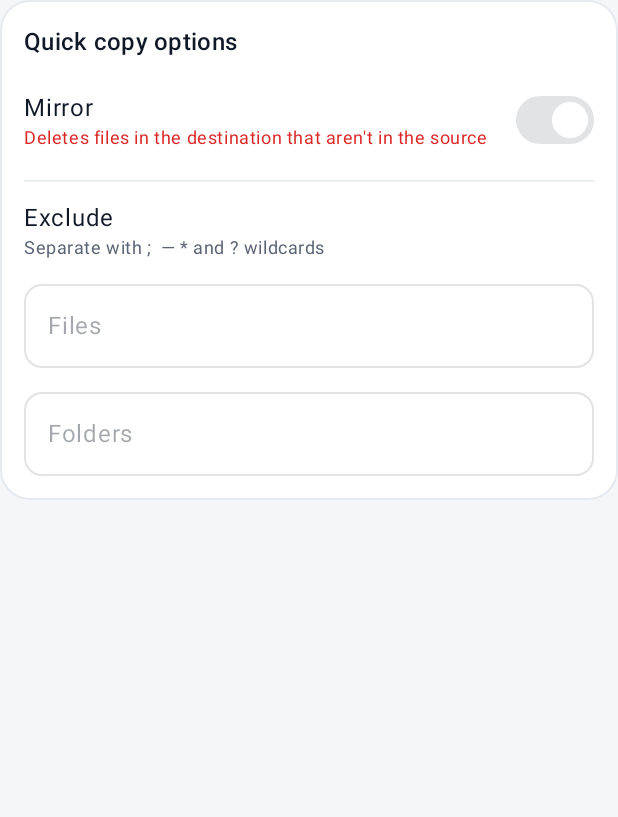
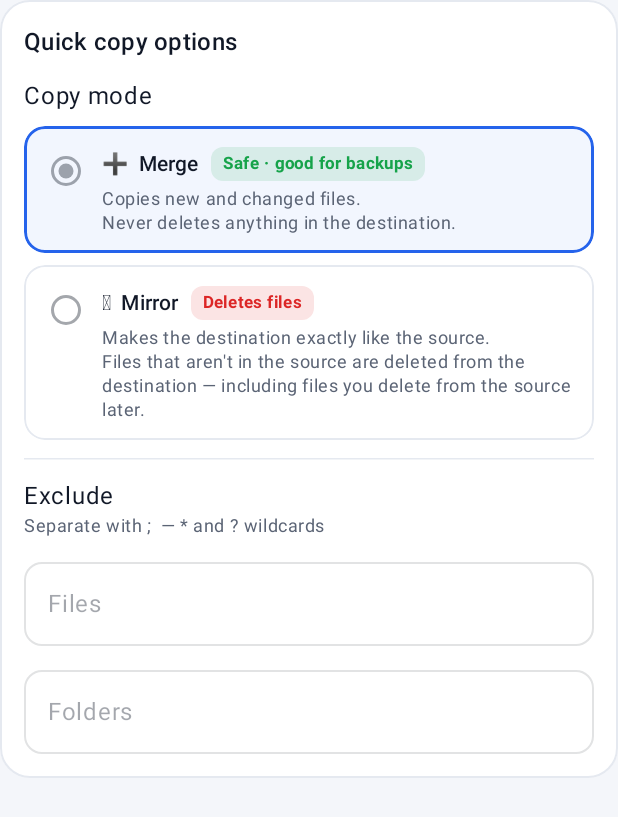
Before and after one commit to titipongbest/SAF-muticopy, an Android app built with Jetpack Compose: the composable QuickOptionsCard shown on its own in the app's theme, on a phone screen of 412 x 824 dp. Shown: the top 817 px of the screen. Run offline under Robolectric (Android 15) with nearby library versions, the phone set to English and light mode, and no system bars.

Commit message:
Replace the Mirror switch with an explained Merge / Mirror choice
Both the pair editor and quick copy now show two radio cards that say
what each mode does, and every pair card shows its mode (MERGE/MIRROR).

Co-Authored-By: Claude Opus 5.5 <noreply@anthropic.com>
Claude-Session: https://claude.ai/code/session_01Py5KJk91fV5p29kyqWn88G

```diff
--- a/app/src/main/java/com/titipong/safmulticopy/ui/Components.kt
+++ b/app/src/main/java/com/titipong/safmulticopy/ui/Components.kt
@@ -2,7 +2,9 @@ package com.titipong.safmulticopy.ui
 
 import androidx.compose.foundation.BorderStroke
 import androidx.compose.foundation.background
+import androidx.compose.foundation.border
 import androidx.compose.foundation.clickable
+import androidx.compose.foundation.layout.Arrangement
 import androidx.compose.foundation.layout.Box
 import androidx.compose.foundation.layout.Column
 import androidx.compose.foundation.layout.ColumnScope
@@ -14,6 +16,8 @@ import androidx.compose.foundation.layout.height
 import androidx.compose.foundation.layout.padding
 import androidx.compose.foundation.layout.size
 import androidx.compose.foundation.layout.width
+import androidx.compose.foundation.selection.selectable
+import androidx.compose.foundation.selection.selectableGroup
 import androidx.compose.foundation.selection.toggleable
 import androidx.compose.foundation.shape.RoundedCornerShape
 import androidx.compose.material.icons.Icons
@@ -26,6 +30,8 @@ import androidx.compose.material3.Icon
 import androidx.compose.material3.IconButton
 import androidx.compose.material3.MaterialTheme
 import androidx.compose.material3.OutlinedButton
+import androidx.compose.material3.RadioButton
+import androidx.compose.material3.RadioButtonDefaults
 import androidx.compose.material3.Switch
 import androidx.compose.material3.SwitchDefaults
 import androidx.compose.material3.Text
@@ -40,6 +46,7 @@ import androidx.compose.ui.text.style.TextOverflow
 import androidx.compose.ui.unit.dp
 import androidx.compose.ui.unit.sp
 import com.titipong.safmulticopy.FolderRef
+import com.titipong.safmulticopy.ui.theme.Success
 import com.titipong.safmulticopy.util.formatCount
 import com.titipong.safmulticopy.util.formatSize
 
@@ -172,6 +179,94 @@ internal fun PickRow(ref: FolderRef?, emoji: String, chooseLabel: String, onPick
     }
 }
 
+/**
+ * Merge or Mirror, each explained on screen so the user doesn't have to remember the difference.
+ * [mirror] = false means Merge.
+ */
+@Composable
+internal fun CopyModeSelector(mirror: Boolean, enabled: Boolean, onChange: (Boolean) -> Unit) {
+    Column {
+        Text("Copy mode", style = MaterialTheme.typography.bodyLarge)
+        Spacer(Modifier.height(8.dp))
+        Column(Modifier.selectableGroup(), verticalArrangement = Arrangement.spacedBy(8.dp)) {
+            ModeOption(
+                selected = !mirror,
+                enabled = enabled,
+                emoji = "➕",
+                title = "Merge",
+                tag = "Safe · good for backups",
+                tagColor = Success,
+                lines = listOf(
+                    "Copies new and changed files.",
+                    "Never deletes anything in the destination.",
+                ),
+                onClick = { onChange(false) },
+            )
+            ModeOption(
+                selected = mirror,
+                enabled = enabled,
+                emoji = "🪞",
+                title = "Mirror",
+                tag = "Deletes files",
+                tagColor = MaterialTheme.colorScheme.error,
+                lines = listOf(
+                    "Makes the destination exactly like the source.",
+                    "Files that aren't in the source are deleted from the destination — " +
+                        "including files you delete from the source later.",
+                ),
+                onClick = { onChange(true) },
+            )
+        }
+    }
+}
+
+@Composable
+private fun ModeOption(
+    selected: Boolean,
+    enabled: Boolean,
+    emoji: String,
+    title: String,
+    tag: String,
+    tagColor: Color,
+    lines: List<String>,
+    onClick: () -> Unit,
+) {
+    val cs = MaterialTheme.colorScheme
+    val accent = if (title == "Mirror") cs.error else cs.primary
+    Row(
+        Modifier
+            .fillMaxWidth()
+            .clip(RoundedCornerShape(14.dp))
+            .border(
+                if (selected) 2.dp else 1.dp,
+                if (selected) accent else cs.outlineVariant,
+                RoundedCornerShape(14.dp),
+            )
+            .background(if (selected) accent.copy(alpha = 0.06f) else cs.surface)
+            .selectable(selected = selected, enabled = enabled, role = Role.RadioButton, onClick = onClick)
+            .padding(start = 4.dp, end = 12.dp, top = 6.dp, bottom = 12.dp),
+    ) {
+        RadioButton(
+            selected = selected,
+            onClick = null,
+            enabled = enabled,
+            colors = RadioButtonDefaults.colors(selectedColor = accent),
+            modifier = Modifier.padding(12.dp),
+        )
+        Column(Modifier.weight(1f).padding(top = 8.dp)) {
+            Row(verticalAlignment = Alignment.CenterVertically) {
+                Text("$emoji  $title", style = MaterialTheme.typography.titleSmall, fontWeight = FontWeight.SemiBold)
+                Spacer(Modifier.width(8.dp))
+                Badge(tag, tagColor)
+            }
+            Spacer(Modifier.height(4.dp))
+            lines.forEach {
+                Text(it, style = MaterialTheme.typography.bodySmall, color = cs.onSurfaceVariant)
+            }
+        }
+    }
+}
+
 @Composable
 internal fun SwitchRow(
     title: String,
--- a/app/src/main/java/com/titipong/safmulticopy/ui/MainScreen.kt
+++ b/app/src/main/java/com/titipong/safmulticopy/ui/MainScreen.kt
@@ -332,7 +332,7 @@ fun MainScreen(vm: MainViewModel) {
             text = {
                 Text(
                     (if (c.names.size == 1 && c.names[0] == "Quick copy") "" else
-                        "Mirror is on for: " + c.names.joinToString { "\"$it\"" } + "\n\n") +
+                        "Mirror mode is set for: " + c.names.joinToString { "\"$it\"" } + "\n\n") +
                         "Files and folders in the destination that are not in the source will be permanently deleted.\n\n" +
                         "Tip: tap Preview first to see exactly what would be deleted.",
                 )
--- a/app/src/main/java/com/titipong/safmulticopy/ui/Pairs.kt
+++ b/app/src/main/java/com/titipong/safmulticopy/ui/Pairs.kt
@@ -200,10 +200,9 @@ private fun PairCard(
                         overflow = TextOverflow.Ellipsis,
                         modifier = Modifier.weight(1f, fill = false),
                     )
-                    if (pair.mirror) {
-                        Spacer(Modifier.width(6.dp))
-                        Badge("MIRROR", cs.error)
-                    }
+                    Spacer(Modifier.width(6.dp))
+                    // Always show the mode so it's clear what Sync will do.
+                    if (pair.mirror) Badge("🪞 MIRROR", cs.error) else Badge("➕ MERGE", cs.primary)
                 }
                 Spacer(Modifier.height(8.dp))
                 Endpoint("📁", pair.sourceName, pair.sourceLocation)
@@ -360,14 +359,8 @@ internal fun PairEditorSheet(
             }
 
             HorizontalDivider(color = cs.outlineVariant)
-            SwitchRow(
-                title = "Mirror",
-                subtitle = if (draft.mirror) "Deletes files in the destination that aren't in the source"
-                else "Off — extra files in the destination are kept",
-                checked = draft.mirror,
-                enabled = true,
-                danger = true,
-            ) { onChange(draft.copy(mirror = it)) }
+            CopyModeSelector(mirror = draft.mirror, enabled = true) { onChange(draft.copy(mirror = it)) }
+            HorizontalDivider(color = cs.outlineVariant)
             ExcludeFields(
                 files = draft.excludeFiles,
                 dirs = draft.excludeDirs,
--- a/app/src/main/java/com/titipong/safmulticopy/ui/QuickCopy.kt
+++ b/app/src/main/java/com/titipong/safmulticopy/ui/QuickCopy.kt
@@ -141,18 +141,11 @@ internal fun DestinationCard(dest: FolderRef?, enabled: Boolean, onPick: () -> U
     }
 }
 
-/** Mirror + excludes for quick copy (folder pairs have their own). */
+/** Copy mode + excludes for quick copy (folder pairs have their own). */
 @Composable
 internal fun QuickOptionsCard(vm: MainViewModel, enabled: Boolean) {
     SectionCard(title = "Quick copy options") {
-        SwitchRow(
-            title = "Mirror",
-            subtitle = if (vm.mirror) "Deletes files in the destination that aren't in the source"
-            else "Off — extra files in the destination are kept",
-            checked = vm.mirror,
-            enabled = enabled,
-            danger = true,
-        ) { vm.mirror = it; vm.save() }
+        CopyModeSelector(mirror = vm.mirror, enabled = enabled) { vm.mirror = it; vm.save() }
 
         HorizontalDivider(Modifier.padding(vertical = 12.dp), color = MaterialTheme.colorScheme.outlineVariant)
         ExcludeFields(
```
Also changed, not shown: 1 other file.
